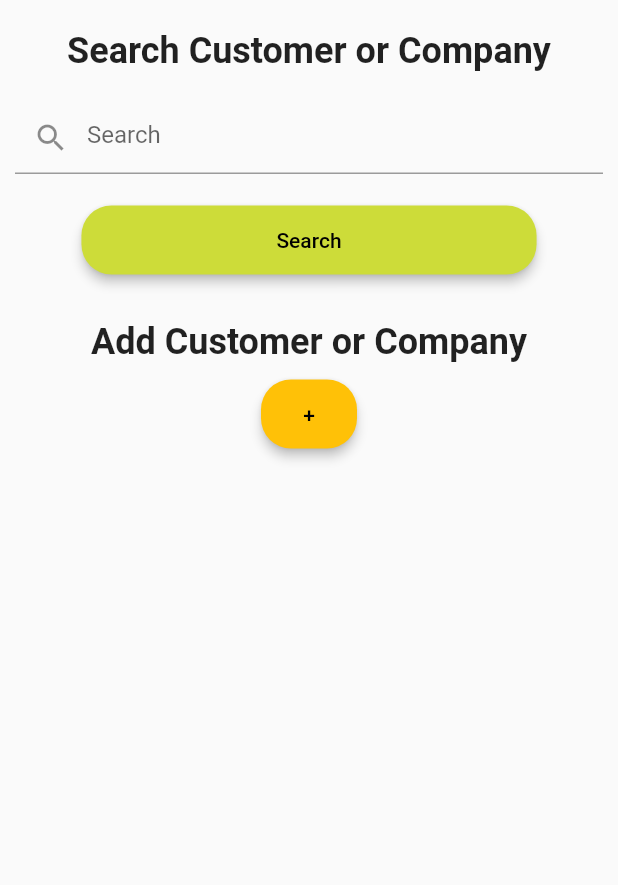
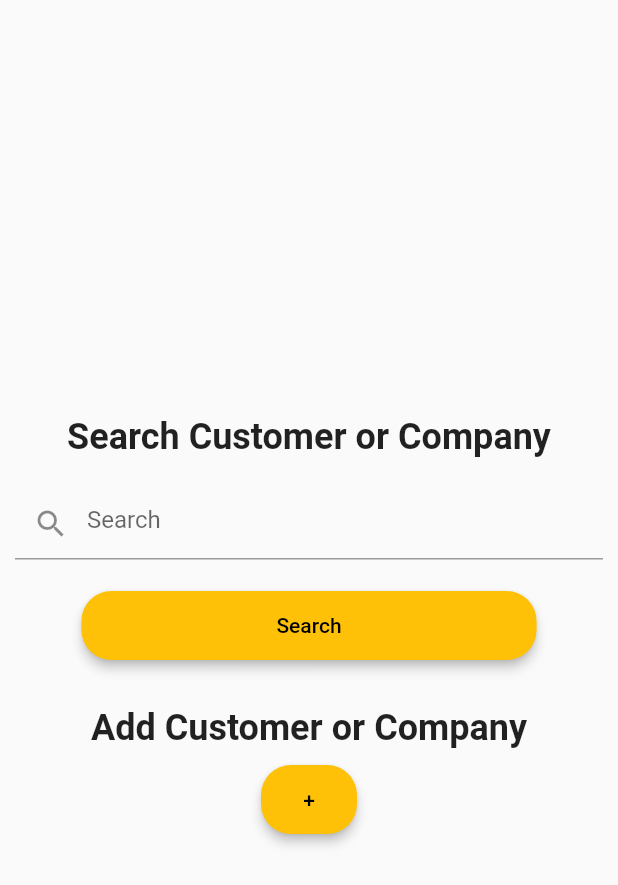
Before and after one commit to Viraj-Sankalpa/Customer-Relashionship-Management-Application, a Flutter app: the HomePage screen opened by its route, on a phone screen of 412 x 824 dp. Shown: the top 885 px of the screen. Run offline on Flutter 3.47's test engine with Material 2 defaults, Android fonts, the phone set to English and light mode, and no system bars; our stand-ins replace cloud_firestore, firebase_auth, firebase_core, form_field_validator, get, hexcolor and 2 more; accounts and stored records are empty; network calls fail.

Commit message:
home page changes

```diff
--- a/lib/screens/home_page.dart
+++ b/lib/screens/home_page.dart
@@ -14,11 +14,15 @@ class _HomePageState extends State<HomePage> {
   Widget build(BuildContext context) {
     return Scaffold(
       body: SafeArea(
+
         child: Container(
+
           padding: const EdgeInsets.all(10),
           child: Center(
             child: Column(
+              mainAxisAlignment: MainAxisAlignment.center,
               children: [
+
                 const SizedBox(
                   height: 10,
                 ),
@@ -44,7 +48,7 @@ class _HomePageState extends State<HomePage> {
                 ),
                 ElevatedButton(
                     style: ElevatedButton.styleFrom(
-                      backgroundColor: Colors.lime,
+                      backgroundColor: Colors.amber,
                       elevation: 3,
                       shape: RoundedRectangleBorder(
                           borderRadius: BorderRadius.circular(20)),
--- a/lib/screens/login.dart
+++ b/lib/screens/login.dart
@@ -28,6 +28,7 @@ class _LoginPageState extends State<LoginPage> {
               child: Column(
                 mainAxisAlignment: MainAxisAlignment.center,
                 children: <Widget>[
+                  const SizedBox(height: 40,),
 
                   Lottie.network("https://assets5.lottiefiles.com/packages/lf20_ey576j6e.json"),
                   const Padding(padding: EdgeInsets.all(20)),
```
